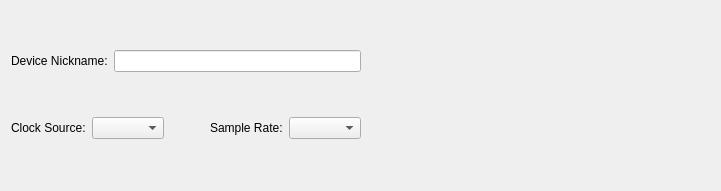
adiknoth/ffado, file libffado/support/mixer-qt4/mixer_global.ui: the form before one commit.
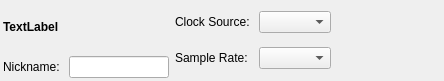
The form after the commit.

Commit message: forward port the mixer-changes from 2.0-branch r1361:HEAD

Diff of the .ui file:
```diff
--- a/libffado/support/mixer-qt4/mixer_global.ui
+++ b/libffado/support/mixer-qt4/mixer_global.ui
@@ -22,8 +22,8 @@
    <rect>
     <x>0</x>
     <y>0</y>
-    <width>721</width>
-    <height>191</height>
+    <width>444</width>
+    <height>81</height>
    </rect>
   </property>
   <property name="sizePolicy" >
@@ -35,15 +35,32 @@
   <property name="windowTitle" >
    <string>Global Mixer Options</string>
   </property>
-  <layout class="QHBoxLayout" >
+  <layout class="QHBoxLayout" name="horizontalLayout" >
+   <property name="margin" >
+    <number>3</number>
+   </property>
    <item>
-    <layout class="QVBoxLayout" >
-     <item>
-      <layout class="QHBoxLayout" >
-       <item>
+    <layout class="QGridLayout" name="gridLayout_2" >
+     <property name="horizontalSpacing" >
+      <number>9</number>
+     </property>
+     <item row="0" column="0" colspan="2" >
+      <widget class="QLabel" name="lblName" >
+       <property name="font" >
+        <font>
+         <weight>75</weight>
+         <bold>true</bold>
+        </font>
+       </property>
+       <property name="text" >
+        <string>TextLabel</string>
+       </property>
+      </widget>
+     </item>
+     <item row="1" column="0" >
         <widget class="QLabel" name="textLabel1" >
          <property name="text" >
-          <string>Device Nickname:</string>
+        <string>Nickname:</string>
          </property>
          <property name="wordWrap" >
           <bool>false</bool>
@@ -53,7 +70,7 @@
          </property>
         </widget>
        </item>
-       <item>
+     <item row="1" column="1" >
         <widget class="QLineEdit" name="txtNickname" >
          <property name="minimumSize" >
           <size>
@@ -66,40 +83,21 @@
       </layout>
      </item>
      <item>
-      <layout class="QHBoxLayout" >
-       <item>
-        <widget class="QLabel" name="textLabel2" >
-         <property name="text" >
-          <string>Clock Source:</string>
-         </property>
-         <property name="wordWrap" >
-          <bool>false</bool>
-         </property>
-         <property name="buddy" >
-          <cstring>clocksource</cstring>
+    <layout class="QGridLayout" name="gridLayout" >
+     <property name="horizontalSpacing" >
+      <number>9</number>
+     </property>
+     <item row="0" column="1" >
+      <widget class="QComboBox" name="clocksource" >
+       <property name="sizePolicy" >
+        <sizepolicy vsizetype="Fixed" hsizetype="Preferred" >
+         <horstretch>1</horstretch>
+         <verstretch>0</verstretch>
+        </sizepolicy>
          </property>
         </widget>
        </item>
-       <item>
-        <widget class="QComboBox" name="clocksource" />
-       </item>
-       <item>
-        <spacer>
-         <property name="orientation" >
-          <enum>Qt::Horizontal</enum>
-         </property>
-         <property name="sizeType" >
-          <enum>QSizePolicy::Expanding</enum>
-         </property>
-         <property name="sizeHint" >
-          <size>
-           <width>31</width>
-           <height>21</height>
-          </size>
-         </property>
-        </spacer>
-       </item>
-       <item>
+     <item row="1" column="0" >
         <widget class="QLabel" name="textLabel2_2" >
          <property name="text" >
           <string>Sample Rate:</string>
@@ -112,14 +110,31 @@
          </property>
         </widget>
        </item>
-       <item>
+     <item row="1" column="1" >
         <widget class="QComboBox" name="samplerate" >
          <property name="enabled" >
           <bool>true</bool>
          </property>
-        </widget>
-       </item>
-      </layout>
+       <property name="sizePolicy" >
+        <sizepolicy vsizetype="Fixed" hsizetype="Preferred" >
+         <horstretch>1</horstretch>
+         <verstretch>0</verstretch>
+        </sizepolicy>
+       </property>
+      </widget>
+     </item>
+     <item row="0" column="0" >
+      <widget class="QLabel" name="textLabel2" >
+       <property name="text" >
+        <string>Clock Source:</string>
+       </property>
+       <property name="wordWrap" >
+        <bool>false</bool>
+       </property>
+       <property name="buddy" >
+        <cstring>clocksource</cstring>
+       </property>
+      </widget>
      </item>
     </layout>
    </item>
@@ -131,10 +146,10 @@
      <property name="sizeType" >
       <enum>QSizePolicy::Expanding</enum>
      </property>
-     <property name="sizeHint" >
+     <property name="sizeHint" stdset="0" >
       <size>
        <width>330</width>
-       <height>71</height>
+       <height>10</height>
       </size>
      </property>
     </spacer>
```
Left out of the diff: 51 changed lines with no effect on the pictures. Lines whose indentation alone changed are shown as unchanged. The commit also changes 37 other files.
